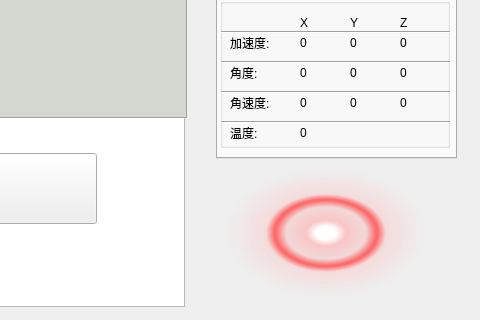
Old version of the form AICarDemo/aicardemo.ui in the repository qq936859639/test2; both pictures show x 544 to 1024 and y 232 to 552 of the 1024 by 552 pixel window.
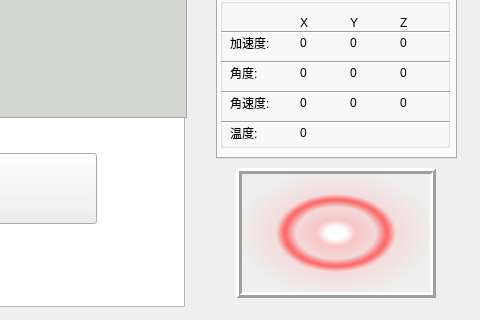
New version of the form. Icons and pictures are not drawn.

Diff of the .ui file:
```diff
--- a/AICarDemo/aicardemo.ui
+++ b/AICarDemo/aicardemo.ui
@@ -64,7 +64,7 @@
   <widget class="QLabel" name="Car_videoDisplay">
    <property name="geometry">
     <rect>
-     <x>770</x>
+     <x>780</x>
      <y>400</y>
      <width>200</width>
      <height>130</height>
@@ -73,6 +73,15 @@
    <property name="styleSheet">
     <string notr="true">background-color: qradialgradient(spread:pad, cx:0.5, cy:0.5, radius:0.5, fx:0.5, fy:0.5, stop:0 rgba(255, 255, 255, 255), stop:0.1 rgba(255, 255, 255, 255), stop:0.2 rgba(255, 176, 176, 167), stop:0.3 rgba(255, 151, 151, 92), stop:0.4 rgba(255, 125, 125, 51), stop:0.5 rgba(255, 76, 76, 205), stop:0.52 rgba(255, 76, 76, 205), stop:0.6 rgba(255, 180, 180, 84), stop:1 rgba(255, 255, 255, 0));</string>
    </property>
+   <property name="frameShape">
+    <enum>QFrame::Box</enum>
+   </property>
+   <property name="frameShadow">
+    <enum>QFrame::Raised</enum>
+   </property>
+   <property name="lineWidth">
+    <number>3</number>
+   </property>
    <property name="text">
     <string/>
    </property>
```
